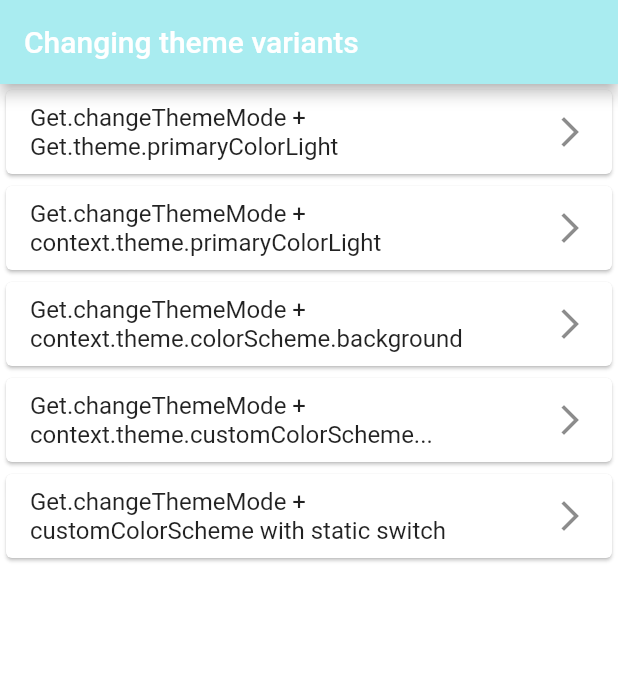
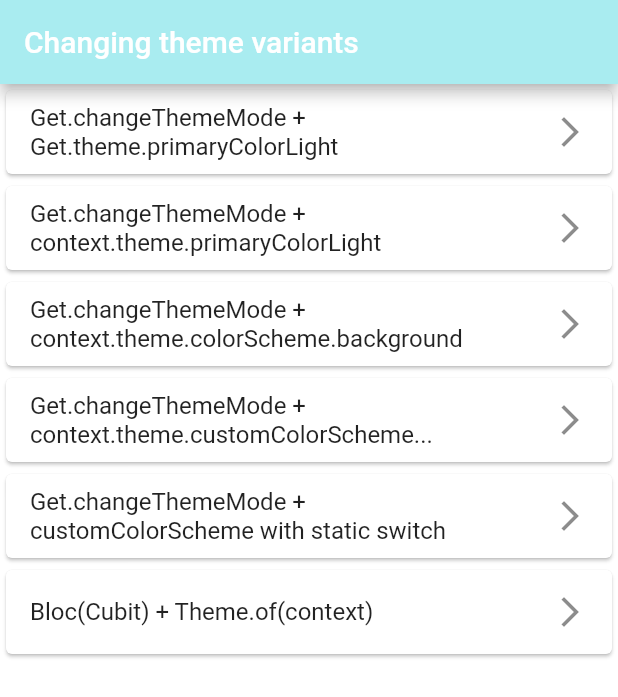
Before and after one commit to zalhonan/flutter_theme_with_getx, a Flutter app: the screen it shows after launch, on a phone screen of 412 x 824 dp. Shown: the top 697 px of the screen. Run offline on Flutter 3.47's test engine with Material 2 defaults, Android fonts, the phone set to English and light mode, and no system bars; our stand-ins replace bloc, flutter_bloc, get.

Commit message:
cubit added

```diff
--- /dev/null
+++ b/lib/cubit/themecubit_state.dart
@@ -0,0 +1,16 @@
+part of 'themecubit_cubit.dart';
+
+@immutable
+class ThemeState {
+  final ThemeMode currenThemeMode;
+
+  const ThemeState(this.currenThemeMode);
+
+  ThemeState copyWith({
+    ThemeMode? currenThemeMode,
+  }) {
+    return ThemeState(
+      currenThemeMode ?? this.currenThemeMode,
+    );
+  }
+}
--- a/lib/main.dart
+++ b/lib/main.dart
@@ -1,5 +1,7 @@
 import 'package:flutter/material.dart';
+import 'package:flutter_bloc/flutter_bloc.dart';
 import 'package:get/get.dart';
+import 'package:get_theme_demo/cubit/themecubit_cubit.dart';
 import 'package:get_theme_demo/themes/app_themes.dart';
 
 import 'screens/home_page.dart';
@@ -13,11 +15,28 @@ class MyApp extends StatelessWidget {
 
   @override
   Widget build(BuildContext context) {
-    return GetMaterialApp(
-      title: 'GetX Theme Demo',
-      theme: AppThemes.lightTheme,
-      darkTheme: AppThemes.darkTheme,
-      home: const HomePage(),
+    return BlocProvider(
+      create: (BuildContext context) => ThemeCubit(),
+      child: const CoreApp(),
     );
   }
 }
+
+class CoreApp extends StatelessWidget {
+  const CoreApp({Key? key}) : super(key: key);
+
+  @override
+  Widget build(BuildContext context) {
+    return BlocBuilder<ThemeCubit, ThemeState>(
+      builder: (context, state) {
+        return GetMaterialApp(
+          title: 'GetX Theme Demo',
+          theme: AppThemes.lightTheme,
+          darkTheme: AppThemes.darkTheme,
+          themeMode: state.currenThemeMode,
+          home: const HomePage(),
+        );
+      },
+    );
+  }
+}
--- /dev/null
+++ b/lib/screens/bloc_context_scheme.dart
@@ -0,0 +1,25 @@
+import 'package:flutter/material.dart';
+import 'package:flutter_bloc/flutter_bloc.dart';
+import 'package:get_theme_demo/cubit/themecubit_cubit.dart';
+import 'package:get_theme_demo/themes/custom_color_scheme.dart';
+
+class BlocContextScheme extends StatelessWidget {
+  const BlocContextScheme({Key? key}) : super(key: key);
+
+  @override
+  Widget build(BuildContext context) {
+    return Scaffold(
+      appBar: AppBar(),
+      backgroundColor: Theme.of(context).backgroundColor,
+      body: Center(
+        child: ElevatedButton(
+          style: ButtonStyle(
+            backgroundColor: MaterialStateProperty.all(Theme.of(context).colorScheme.warning),
+          ),
+          onPressed: context.read<ThemeCubit>().changeTheme,
+          child: const Text('Press to change theme'),
+        ),
+      ),
+    );
+  }
+}
--- a/lib/screens/home_page.dart
+++ b/lib/screens/home_page.dart
@@ -1,5 +1,6 @@
 import 'package:flutter/material.dart';
 import 'package:get/get.dart';
+import 'package:get_theme_demo/screens/bloc_context_scheme.dart';
 import 'package:get_theme_demo/screens/getx_and_context.dart';
 import 'package:get_theme_demo/screens/getx_context_color_scheme.dart';
 import 'package:get_theme_demo/screens/getx_custom_color_scheme.dart';
@@ -72,6 +73,17 @@ class HomePage extends StatelessWidget {
                 Get.to(const GetxCustomStatic());
               },
             ),
+            GestureDetector(
+              child: const Card(
+                child: ListTile(
+                  title: Text("Bloc(Cubit) + Theme.of(context)"),
+                  trailing: Icon(Icons.arrow_forward_ios),
+                ),
+              ),
+              onTap: () {
+                Get.to(const BlocContextScheme());
+              },
+            ),
           ],
         ));
   }
```
Also changed, not shown: lib/cubit/themecubit_cubit.dart (added, +24 -0 lines), 1 other file.
